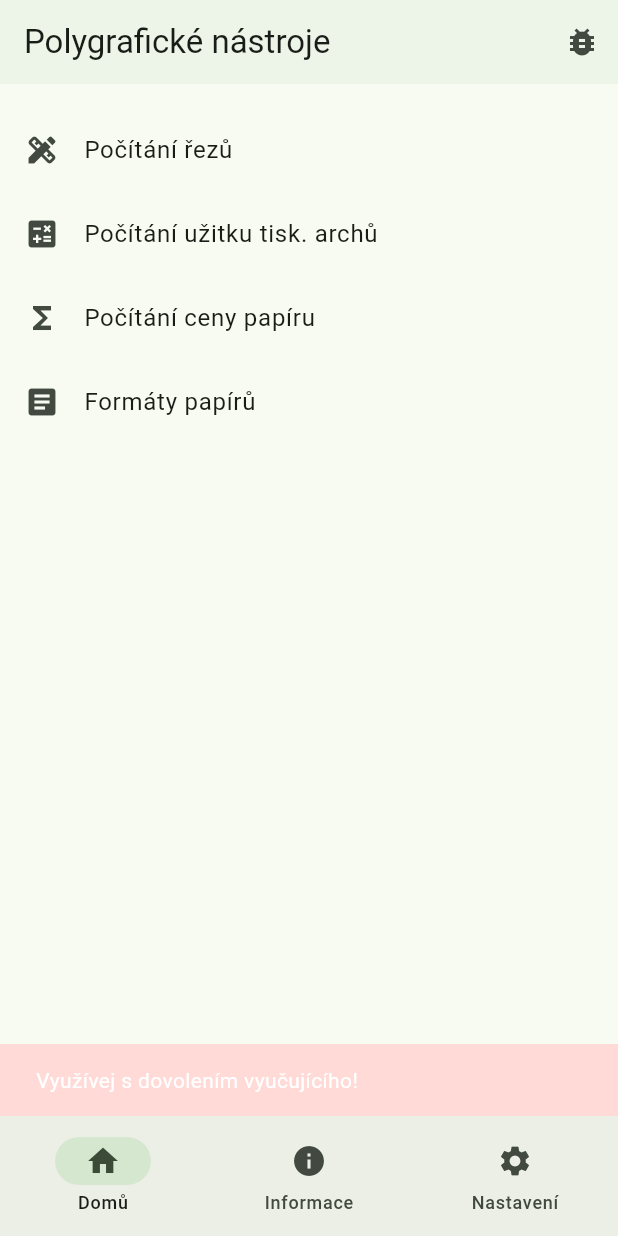
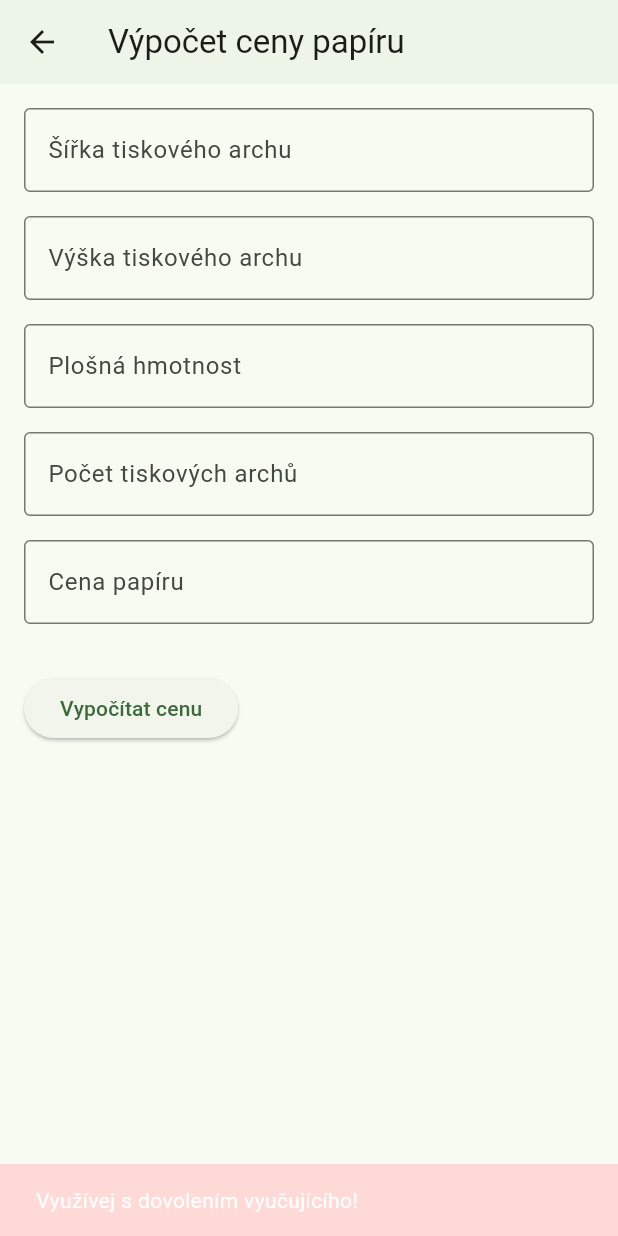
Before and after one commit to lksmasin/polygrafie-flutter, a Flutter app: the screen it shows after launch, after a tap on "Počítání ceny papíru", on a phone screen of 412 x 824 dp. Run offline on Flutter 3.47's test engine with Material 3 defaults, Android fonts, the light colour scheme and no system bars; our stand-ins replace shared_preferences.

Commit message:
Vydání v3

```diff
--- a/lib/pages/home.dart
+++ b/lib/pages/home.dart
@@ -3,6 +3,8 @@ import 'package:flutter/services.dart';
 import 'package:polygrafie/pages/bug_report.dart';
 import 'package:polygrafie/pages/nastroje/formaty_pap.dart';
 import 'package:polygrafie/pages/nastroje/pocitani_rezu.dart';
+import 'package:polygrafie/pages/nastroje/poct_ceny_pap.dart';
+import 'package:polygrafie/pages/nastroje/poct_uzit_tisk_arch.dart';
 
 class HomePage extends StatelessWidget {
   const HomePage({super.key});
@@ -57,18 +59,26 @@ class HomePage extends StatelessWidget {
                   leading: const Icon(Icons.calculate),
                   title: const Text('Počítání užitku tisk. archů'),
                   onTap: () {
-/*                     Navigator.push(
+                    // Otevřete obrazovku pro počítání řezů
+                    Navigator.push(
                       context,
                       MaterialPageRoute(
-                        builder: (context) => PocitaniRezu(), // Použijte třídu PocitaniRezu
+                        builder: (context) => const PocitaniUzitkuTiskArchu(), // Použijte třídu PocitaniRezu
                       ),
-                    ); */
+                    );
                   },
                 ),
                 ListTile(
                   leading: const Icon(Icons.functions),
                   title: const Text('Počítání ceny papíru'),
-                  onTap: () {},
+                  onTap: () {
+                    Navigator.push(
+                      context,
+                      MaterialPageRoute(
+                        builder: (context) => const PoctCenyPap(),
+                      ),
+                    );
+                  },
                 ),
                 ListTile(
                   leading: const Icon(Icons.article),
@@ -77,7 +87,7 @@ class HomePage extends StatelessWidget {
                     Navigator.push(
                       context,
                       MaterialPageRoute(
-                        builder: (context) => const FormatyPap(), // Použijte třídu PocitaniRezu
+                        builder: (context) => const FormatyPap(),
                       ),
                     );
                   },
--- a/lib/pages/nastroje/formaty_pap.dart
+++ b/lib/pages/nastroje/formaty_pap.dart
@@ -54,6 +54,7 @@ class _FormatyPapState extends State<FormatyPap> {
     return Scaffold(
       appBar: AppBar(
         title: const Text('Velikosti papírů'),
+        elevation: 1,
         leading: IconButton(
           icon: const Icon(Icons.arrow_back),
           onPressed: () => Navigator.pop(context),
--- a/lib/pages/nastroje/poct_ceny_pap.dart
+++ b/lib/pages/nastroje/poct_ceny_pap.dart
@@ -0,0 +1,139 @@
+import 'package:flutter/material.dart';
+
+class PoctCenyPap extends StatefulWidget {
+  const PoctCenyPap({super.key});
+
+  @override
+  _PoctCenyPapState createState() => _PoctCenyPapState();
+}
+
+class _PoctCenyPapState extends State<PoctCenyPap> {
+  final TextEditingController widthController = TextEditingController();
+  final TextEditingController heightController = TextEditingController();
+  final TextEditingController weightController = TextEditingController();
+  final TextEditingController sheetsController = TextEditingController();
+  final TextEditingController priceController = TextEditingController();
+
+  String totalPrice = '';
+
+  void calculatePrice() {
+    final double width = double.tryParse(widthController.text) ?? 0;
+    final double height = double.tryParse(heightController.text) ?? 0;
+    final double weight = double.tryParse(weightController.text) ?? 0;
+    final double sheets = double.tryParse(sheetsController.text) ?? 0;
+    final double price = double.tryParse(priceController.text) ?? 0;
+
+    final double area = (width / 1000) * (height / 1000); // m²
+    final double totalArea = area * sheets; // Total area in m²
+    final double totalWeight = totalArea * weight / 1000; // Total weight in kg
+    final double calculatedPrice = totalWeight * price;
+
+    setState(() {
+      totalPrice = calculatedPrice.toStringAsFixed(2); // Uloží cenu
+    });
+  }
+
+  @override
+  Widget build(BuildContext context) {
+    return Scaffold(
+      appBar: AppBar(
+        title: const Text('Výpočet ceny papíru'),
+        elevation: 1,
+      ),
+      body: SingleChildScrollView(
+        padding: const EdgeInsets.all(16.0),
+        child: Column(
+          crossAxisAlignment: CrossAxisAlignment.start,
+          children: [
+            TextField(
+              controller: widthController,
+              decoration: const InputDecoration(
+                labelText: 'Šířka tiskového archu',
+                border: OutlineInputBorder(),
+                suffixText: "mm",
+              ),
+              keyboardType: TextInputType.number,
+            ),
+            const SizedBox(height: 16),
+            TextField(
+              controller: heightController,
+              decoration: const InputDecoration(
+                labelText: 'Výška tiskového archu',
+                border: OutlineInputBorder(),
+                suffixText: "mm",
+              ),
+              keyboardType: TextInputType.number,
+            ),
+            const SizedBox(height: 16),
+            TextField(
+              controller: weightController,
+              decoration: const InputDecoration(
+                labelText: 'Plošná hmotnost',
+                border: OutlineInputBorder(),
+                suffixText: "g/m²",
+              ),
+              keyboardType: TextInputType.number,
+            ),
+            const SizedBox(height: 16),
+            TextField(
+              controller: sheetsController,
+              decoration: const InputDecoration(
+                labelText: 'Počet tiskových archů',
+                border: OutlineInputBorder(),
+                suffixText: "ks",
+              ),
+              keyboardType: TextInputType.number,
+            ),
+            const SizedBox(height: 16),
+            TextField(
+              controller: priceController,
+              decoration: const InputDecoration(
+                labelText: 'Cena papíru',
+                border: OutlineInputBorder(),
+                suffixText: "Kč/Kg",
+              ),
+              keyboardType: TextInputType.number,
+            ),
+            const SizedBox(height: 32),
+            ElevatedButton(
+              onPressed: calculatePrice,
+              child: const Text('Vypočítat cenu'),
+            ),
+            const SizedBox(height: 16),
+
+            // Rozšířený container s výsledkem
+            if (totalPrice.isNotEmpty)
+              Container(
+                width: double.infinity,
+                padding: const EdgeInsets.all(16.0),
+                decoration: BoxDecoration(
+                  color: Theme.of(context).colorScheme.surfaceContainer, // Dynamická barva
+                  borderRadius: BorderRadius.circular(8.0),
+                ),
+                child: Column(
+                  crossAxisAlignment: CrossAxisAlignment.start,
+                  children: [
+                    const Text(
+                      "Výsledná cena",
+                      style: TextStyle(
+                        fontSize: 20,
+                        fontWeight: FontWeight.bold,
+                      ),
+                    ),
+                    const Divider(thickness: 1.5), // Oddělující čára
+                    Text(
+                      "$totalPrice Kč",
+                      style: const TextStyle(
+                        fontSize: 18,
+                        fontWeight: FontWeight.normal,
+                      ),
+                    ),
+                  ],
+                ),
+              ),
+          ],
+        ),
+      ),
+    );
+  }
+}
```
Also changed, not shown: lib/pages/nastroje/pocitani_rezu.dart (+5 -3 lines), lib/pages/nastroje/poct_uzit_tisk_arch.dart (+178 -0 lines), 3 other files.
